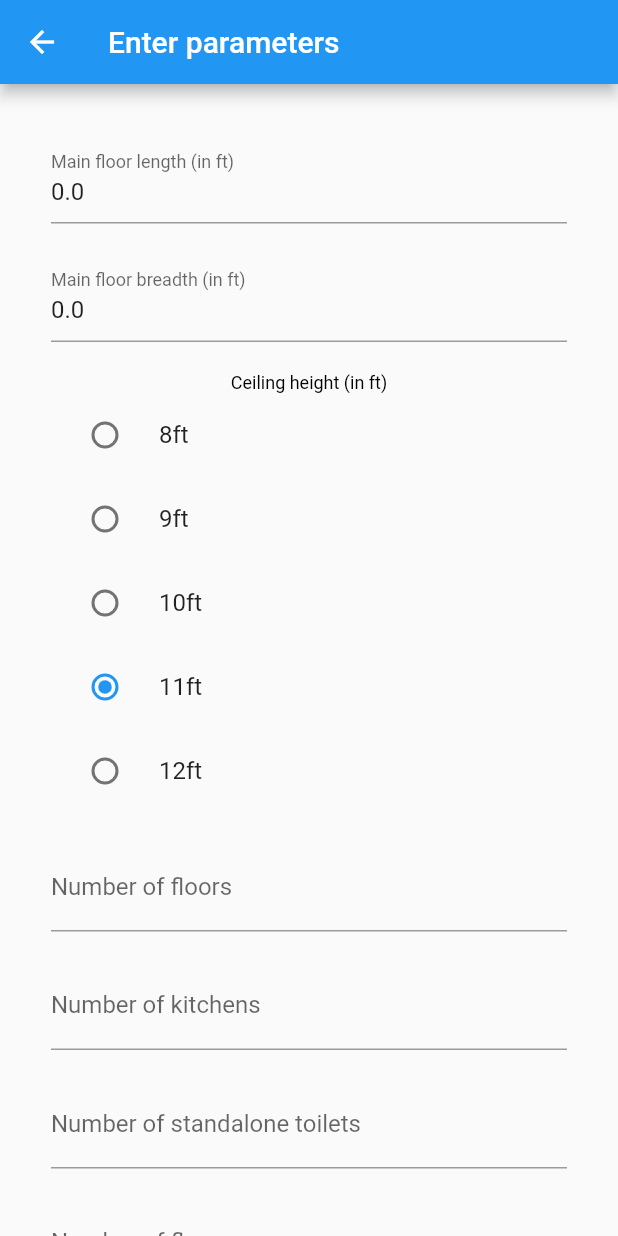
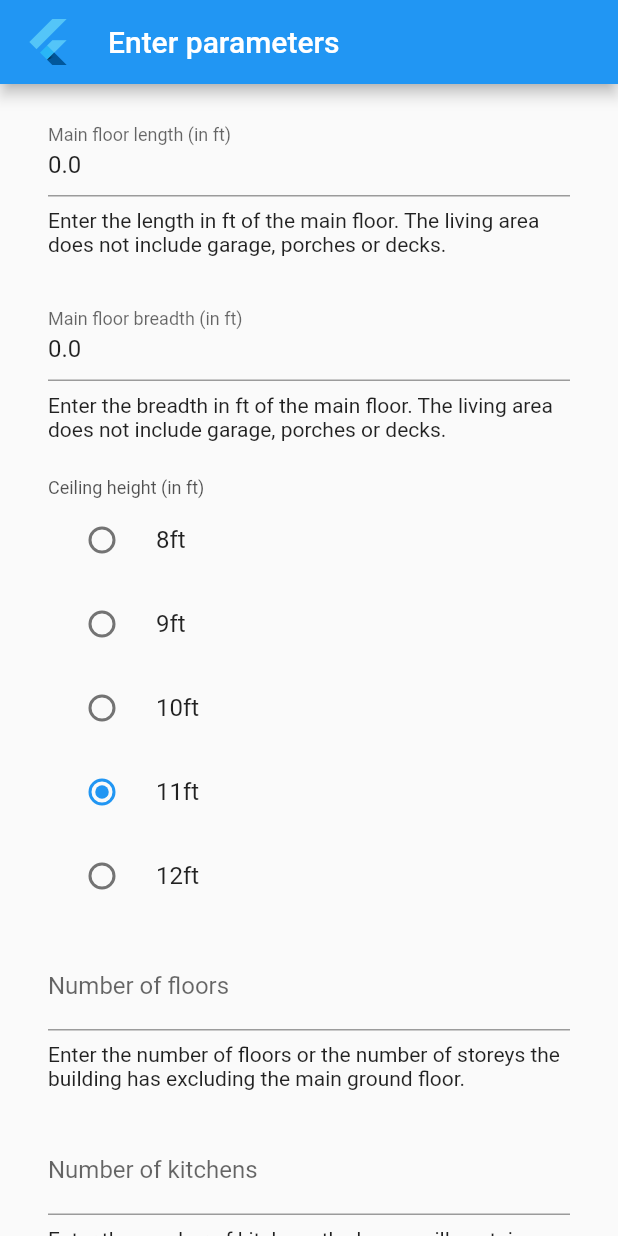
Before and after one commit to reelest/cost_estimator, a Flutter app: the HomeScreen screen opened by its route, on a phone screen of 412 x 824 dp. Run offline on Flutter 3.47's test engine with Material 2 defaults, Android fonts, the phone set to English and light mode, and no system bars; our stand-ins replace intro_slider.

Commit message:
feat: added hint, android launch backgrounds

```diff
--- a/lib/components/theme.dart
+++ b/lib/components/theme.dart
@@ -5,12 +5,12 @@ import 'package:flutter/material.dart';
 
 class GlobalTheme {
   static const TextStyle h1 = TextStyle(
-      color: Colors.black87, fontSize: 30, fontWeight: FontWeight.bold);
+      color: Colors.black87, fontSize: 36, fontWeight: FontWeight.bold);
   static const TextStyle description = TextStyle(
       color: Colors.black45, fontSize: 18, fontWeight: FontWeight.normal);
 
   // Colors
-  static const Color splashBackground = Color(0xFFFFFFFF);
+  static const Color splashBackground = Color.fromARGB(255, 250, 253, 255);
 
   // ThemeData
   static ThemeData themeData = ThemeData(
--- /dev/null
+++ b/lib/logic/housing_cost.dart
@@ -0,0 +1,33 @@
+enum CostVariable {
+  mainFloorLength,
+  mainFloorBreadth,
+  ceilingHeight,
+  numberOfFloors,
+  numberOfKitchens,
+  numberOfStandaloneToilets,
+  numberOfFullBathrooms,
+  numberOfRooms,
+  done
+}
+
+double m2ft(m) {
+  return m * 3.28;
+}
+
+double ft2m(ft) {
+  return ft / 3.28;
+}
+
+double ft2inch(ft) {
+  return ft * 12;
+}
+
+double inch2m(inch) {
+  return inch * 0.0254;
+}
+
+double getHousingCost(Map<CostVariable, double> data) {
+  double cost = 0.0;
+
+  return cost;
+}
--- a/lib/screens/home/fields.dart
+++ b/lib/screens/home/fields.dart
@@ -1,10 +1,14 @@
+import 'package:cost_estimator/logic/housing_cost.dart';
 import 'package:flutter/material.dart';
 
 enum FieldType { number, decimal, multiline, text, radio, checkbox, submit }
 
 class FieldConfig<T> {
+  static const fieldValueMax = "--max";
+  static const fieldValueMin = "--min";
+
   final FieldType type;
-  final String name;
+  final CostVariable name;
   T? value;
   final String label;
   final String hint;
@@ -38,19 +42,19 @@ List<FieldConfig> defaultFields({lengthUnit = "ft"}) {
   return [
     FieldConfig<double>(
         FieldType.decimal,
-        "mainFloorLength",
+        CostVariable.mainFloorLength,
         0,
         length("Main floor length"),
         "Enter the length in $lengthUnit of the main floor. The living area does not include garage, porches or decks."),
     FieldConfig<double>(
         FieldType.decimal,
-        "mainFloorBreadth",
+        CostVariable.mainFloorBreadth,
         0,
         length("Main floor breadth"),
         "Enter the breadth in $lengthUnit of the main floor. The living area does not include garage, porches or decks."),
     FieldConfig<double>(
         FieldType.radio,
-        "ceilingHeight",
+        CostVariable.ceilingHeight,
         11,
         length("Ceiling height"),
         "Select the height of the main floor of the building.", {
@@ -62,30 +66,30 @@ List<FieldConfig> defaultFields({lengthUnit = "ft"}) {
     }),
     FieldConfig<int>(
         FieldType.number,
-        "numberOfFloors",
+        CostVariable.numberOfFloors,
         null,
         "Number of floors",
         "Enter the number of floors or the number of storeys the building has excluding the main ground floor."),
     FieldConfig<int>(
         FieldType.number,
-        "numberOfKitchens",
+        CostVariable.numberOfKitchens,
         null,
         "Number of kitchens",
         "Enter the number of kitchens the house will contain."),
     FieldConfig<int>(
         FieldType.number,
-        "numberOfStandaloneToilets",
+        CostVariable.numberOfStandaloneToilets,
         null,
         "Number of standalone toilets",
         "Enter the number of toilets without bathroom elements inside."),
     FieldConfig<int>(
         FieldType.number,
-        "numberOfFullBathrooms",
+        CostVariable.numberOfFullBathrooms,
         null,
         "Number of floors",
         "A full bathroom will have a tub/shower, sink and toilet."),
-    FieldConfig<int>(FieldType.number, "numberOfRooms", null, "Number of rooms",
-        "Enter the number of rooms in the house."),
-    FieldConfig(FieldType.submit, "done", false, "Submit")
+    FieldConfig<int>(FieldType.number, CostVariable.numberOfRooms, null,
+        "Number of rooms", "Enter the number of rooms in the house."),
+    FieldConfig(FieldType.submit, CostVariable.done, false, "Submit")
   ];
 }
--- a/lib/screens/home/main.dart
+++ b/lib/screens/home/main.dart
@@ -1,17 +1,55 @@
-import 'dart:developer';
-
+import 'package:cost_estimator/logic/housing_cost.dart';
 import 'package:flutter/material.dart';
-
 import 'fields.dart';
 
 class _HomeScreenState extends State<HomeScreen> {
   final _formKey = GlobalKey<FormState>();
   final configs = defaultFields();
+  bool dialogShown = false;
 
   handleSubmit() {
-    final map = Map<String, dynamic>.fromEntries(
-        configs.map((e) => MapEntry<String, dynamic>(e.name, e.value)));
-    log(map.toString());
+    setState(() {
+      dialogShown = true;
+    });
+  }
+
+  Widget renderResult() {
+    final map = Map<CostVariable, dynamic>.fromEntries(
+        configs.map((e) => MapEntry<CostVariable, dynamic>(e.name, e.value)));
+
+    return Container(
+        padding: const EdgeInsets.all(16),
+        child: Column(
+          children: [
+            Text("The estimated total cost is (in naira)",
+                style: Theme.of(context).textTheme.headlineSmall),
+            Text(
+              getHousingCost({...map}).toStringAsFixed(2),
+              style: Theme.of(context).textTheme.headlineLarge,
+            ),
+            Padding(
+                padding: const EdgeInsets.only(top: 32),
+                child: TextButton(
+                    child: const Text("View exlanation"),
+                    onPressed: () {
+                      // TODO
+                    }))
+          ],
+        ));
+  }
+
+  Widget renderHintText(String text) {
+    return Padding(
+      padding: const EdgeInsets.only(top: 8, bottom: 8),
+      child: SizedBox(
+        width: 1E12,
+        child: Text(
+          text,
+          style: Theme.of(context).textTheme.bodyMedium,
+          textAlign: TextAlign.start,
+        ),
+      ),
+    );
   }
 
   Widget renderText(FormFieldState<FieldConfig> state) {
@@ -19,12 +57,12 @@ class _HomeScreenState extends State<HomeScreen> {
     if (config == null) return const Text("...");
     String? value = config.value == null ? null : '${config.value}';
     dynamic cast(String? value) {
-      if (value == null) return value;
+      value ??= '';
       switch (config.type) {
         case FieldType.number:
           return int.tryParse(value) ?? 0;
         case FieldType.decimal:
-          return double.tryParse(value) ?? 0;
+          return double.tryParse(value) ?? 0.0;
         default:
           return value;
       }
@@ -35,41 +73,58 @@ class _HomeScreenState extends State<HomeScreen> {
           initialValue: value,
           keyboardType: config.getTextInputType(),
           maxLines: config.type == FieldType.multiline ? 5 : 1,
+          validator: (value) {
+            var max = config.options?[FieldConfig.fieldValueMax];
+            if (max != null && cast(value) > max) {
+              return "Value must not exceed $max";
+            }
+            var min = config.options?[FieldConfig.fieldValueMin];
+            if (min != null && cast(value) > min) {
+              return "Value must not be less than $min";
+            }
+            return null;
+          },
           onSaved: (value) => {config.value = cast(value)},
           onChanged: (value) => {config.value = cast(value)},
-          decoration:
-              InputDecoration(labelText: config.label, hintText: config.hint))
+          decoration: InputDecoration(labelText: config.label)),
+      renderHintText(config.hint)
     ]);
   }
 
-  Widget renderRadio(FormFieldState<FieldConfig> state) {
+  Widget renderRadio<T>(FormFieldState<FieldConfig<T>> state) {
     final config = state.value;
     final options = config?.options;
     if (config == null || options == null) return const Text("...");
 
-    Widget renderOption<T>(MapEntry<String, T> e) {
+    Widget renderRadioItem(MapEntry<String, T> e) {
       return RadioListTile<T>(
         value: e.value,
         groupValue: config.value,
         title: Text(e.key),
-          onChanged: ((value) => config.value = value));
+        onChanged: (value) {
+          config.value = value;
+          state.didChange(config);
+        },
+      );
     }
 
+    TextTheme theme = Theme.of(context).textTheme;
     return Column(children: [
-      SizedBox(
       //You can define in as your screen's size width,
       //or you can choose a double
       //ex:
       //width: 100,
       //this is the total width of your screen
+      SizedBox(
+          width: 1E12,
           child: Text(
             config.label,
-          maxLines: 1000,
-          style: Theme.of(context).textTheme.labelMedium,
+            style: (theme.labelMedium ?? theme.bodyMedium)
+                ?.copyWith(color: const Color(0xad000000)),
+            textAlign: TextAlign.left,
             overflow: TextOverflow.ellipsis,
-        ),
-      ),
-      ...options.entries.map<Widget>(renderOption)
+          )),
+      ...options.entries.map<Widget>(renderRadioItem)
     ]);
   }
 
@@ -94,6 +149,7 @@ class _HomeScreenState extends State<HomeScreen> {
     ]);
   }
 
+  Widget renderField(FieldConfig config) {
     FormField<FieldConfig> getFormField(FieldConfig config) {
       switch (config.type) {
         case FieldType.text:
@@ -113,23 +169,31 @@ class _HomeScreenState extends State<HomeScreen> {
       }
     }
 
-  Widget renderField(FieldConfig config) {
     return Padding(
-        padding: const EdgeInsets.all(10.0), child: getFormField(config));
+        padding: const EdgeInsets.all(8.0), child: getFormField(config));
   }
 
   @override
   Widget build(BuildContext context) {
     return Scaffold(
       appBar: AppBar(
+        leading: Padding(
+            padding: const EdgeInsets.only(left: 8, top: 12, bottom: 12),
+            child: Image.asset("assets/images/ic_launcher.png")),
         title: Text(widget.title),
       ),
       body: Form(
         key: _formKey,
         child: ListView(
           primary: true,
-          padding: const EdgeInsets.symmetric(vertical: 24, horizontal: 24),
-          children: configs.map<Widget>(renderField).toList(),
+          padding:
+              const EdgeInsets.only(bottom: 24, left: 24, right: 24, top: 8),
+          children: [
+            ...configs.map<Widget>(renderField).toList(),
+            dialogShown
+                ? AlertDialog(content: renderResult())
+                : const SizedBox.shrink()
+          ],
         ),
       ),
     );
--- a/pubspec.yaml
+++ b/pubspec.yaml
@@ -61,10 +61,7 @@ flutter:
 
   # To add assets to your application, add an assets section, like this:
   assets:
-    - assets/images/work_icon.jpg
-    - assets/images/save_money_piggy.jpg
-    - assets/images/budget_and_finance.jpg
-    - assets/images/insight.jpg
+    - assets/images/
 
   # An image asset can refer to one or more resolution-specific "variants", see
   # https://flutter.dev/assets-and-images/#resolution-aware
```
Also changed, not shown: assets/images/ic_launcher.png (added), 1 other file. Lines whose indentation alone changed are shown as unchanged.
